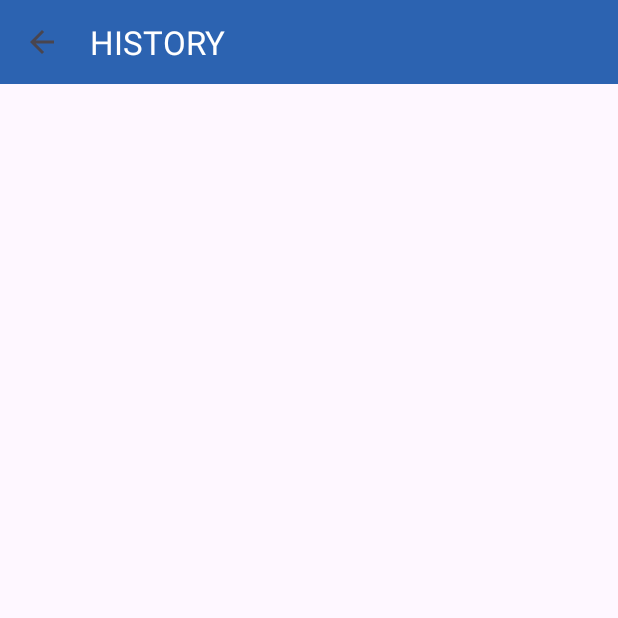
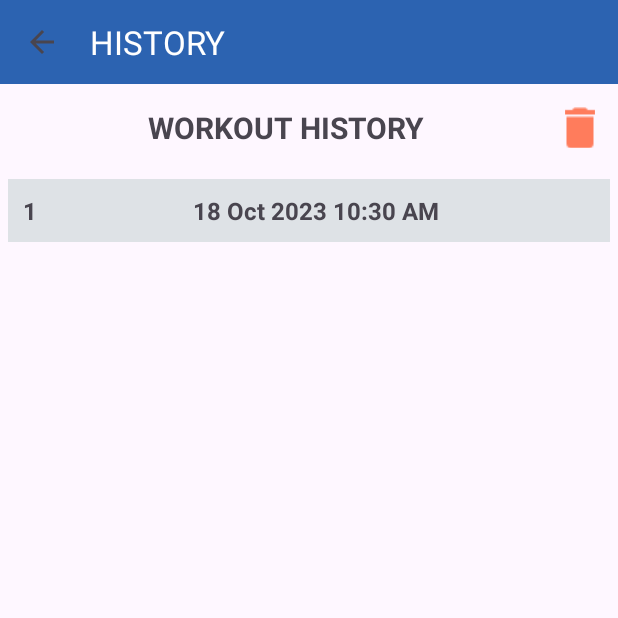
Before and after one commit to PrathB/7min_Workout_App, an Android app: the HistoryActivity screen opened directly, with no data from a screen before it, on a phone screen of 412 x 824 dp, the top half of it. Run offline under Robolectric (Android 15) with nearby library versions, the phone set to English and light mode, and no system bars; our stand-ins replace Room's generated code.

Commit message:
Room Database containing workout history is now displayed in history activity. Also added functionality to clear workout history.

```diff
--- a/app/src/main/java/com/test/a7minworkout/ExerciseActivity.kt
+++ b/app/src/main/java/com/test/a7minworkout/ExerciseActivity.kt
@@ -1,5 +1,6 @@
 package com.test.a7minworkout
 
+import android.annotation.SuppressLint
 import android.app.Dialog
 import android.content.Intent
 import android.media.MediaPlayer
@@ -53,6 +54,7 @@ class ExerciseActivity : AppCompatActivity(), TextToSpeech.OnInitListener {
         setExerciseStatusRecyclerView()
     }
 
+    @SuppressLint("MissingSuperCall")
     @Deprecated("Deprecated in Java")
     override fun onBackPressed() {
         customDialogBack()
--- a/app/src/main/java/com/test/a7minworkout/FinishActivity.kt
+++ b/app/src/main/java/com/test/a7minworkout/FinishActivity.kt
@@ -27,14 +27,13 @@ class FinishActivity : AppCompatActivity() {
     private fun addDateToDatabase(historyDao: HistoryDao){
         val cal = Calendar.getInstance()
         val date = cal.time
-        val sdf = SimpleDateFormat("dd MMM yyyy HH:mm", Locale.getDefault())
+        val sdf = SimpleDateFormat("dd MMM yyyy hh:mm a", Locale.getDefault())
         val fdate = sdf.format(date)
 
         lifecycleScope.launch {
             historyDao.insert(HistoryEntity(fdate))
         }
     }
-
     override fun onDestroy() {
         super.onDestroy()
         binding = null
--- a/app/src/main/java/com/test/a7minworkout/HistoryActivity.kt
+++ b/app/src/main/java/com/test/a7minworkout/HistoryActivity.kt
@@ -1,8 +1,13 @@
 package com.test.a7minworkout
 
+import android.app.AlertDialog
+import android.os.Bundle
+import android.view.View
 import androidx.appcompat.app.AppCompatActivity
-import android.os.Bundle
+import androidx.lifecycle.lifecycleScope
+import androidx.recyclerview.widget.LinearLayoutManager
 import com.test.a7minworkout.databinding.ActivityHistoryBinding
+import kotlinx.coroutines.launch
 
 class HistoryActivity : AppCompatActivity() {
     private var binding : ActivityHistoryBinding? = null
@@ -20,8 +25,63 @@ class HistoryActivity : AppCompatActivity() {
             onBackPressedDispatcher.onBackPressed()
         }
 
+        val historyDao = (application as HistoryApp).db.historyDao()
+        fetchDatesFromDatabase(historyDao)
+
+        binding?.ivDelete?.setOnClickListener {
+            alertDialogDeleteAllHistory(historyDao)
+        }
     }
 
+    private fun fetchDatesFromDatabase(historyDao: HistoryDao){
+        lifecycleScope.launch {
+            historyDao.fetchAllDates().collect(){
+                if(it.isNotEmpty()) {
+                    val dates = ArrayList<String>()
+                    for(entity in it){
+                        dates.add(entity.date)
+                    }
+                    binding?.ivDelete?.visibility = View.VISIBLE
+                    binding?.rvHistoryDates?.visibility = View.VISIBLE
+                    binding?.tvNoData?.visibility = View.GONE
+                    binding?.rvHistoryDates?.layoutManager = LinearLayoutManager(
+                        this@HistoryActivity,LinearLayoutManager.VERTICAL,false)
+
+                    binding?.rvHistoryDates?.adapter = HistoryAdapter(dates)
+                }
+                else{
+                    binding?.ivDelete?.visibility = View.INVISIBLE
+                    binding?.rvHistoryDates?.visibility = View.GONE
+                    binding?.tvNoData?.visibility = View.VISIBLE
+                }
+            }
+        }
+    }
+
+    private fun deleteAllHistory(historyDao: HistoryDao){
+        lifecycleScope.launch {
+            historyDao.fetchAllDates().collect(){
+                if(it.isNotEmpty()){
+                    historyDao.deleteAll()
+                }
+            }
+        }
+    }
+
+    private fun alertDialogDeleteAllHistory(historyDao: HistoryDao){
+        val builder = AlertDialog.Builder(this)
+        builder.setTitle("Delete Workout History")
+        builder.setMessage("Are you sure you want to delete all workout history?")
+        builder.setPositiveButton("Yes"){dialogInterface, _ ->
+            deleteAllHistory(historyDao)
+        }
+        builder.setNegativeButton("No"){dialogInterface, _ ->
+            dialogInterface.dismiss()
+        }
+        val alertDialog = builder.create()
+        alertDialog.setCancelable(false)
+        alertDialog.show()
+    }
     override fun onDestroy() {
         super.onDestroy()
         binding = null
--- /dev/null
+++ b/app/src/main/java/com/test/a7minworkout/HistoryAdapter.kt
@@ -0,0 +1,39 @@
+package com.test.a7minworkout
+
+import android.view.LayoutInflater
+import android.view.ViewGroup
+import androidx.core.content.ContextCompat
+import androidx.recyclerview.widget.RecyclerView
+import com.test.a7minworkout.databinding.ItemHistoryRowBinding
+
+class HistoryAdapter(private val dates : ArrayList<String>):
+    RecyclerView.Adapter<HistoryAdapter.ViewHolder>(){
+
+    inner class ViewHolder(binding: ItemHistoryRowBinding):
+        RecyclerView.ViewHolder(binding.root){
+        val llHistoryRow = binding.llHistoryRow
+        val serialNo = binding.tvSerialNo
+        val date = binding.date
+    }
+
+    override fun onCreateViewHolder(parent: ViewGroup, viewType: Int): ViewHolder {
+        return ViewHolder(ItemHistoryRowBinding.inflate
+            (LayoutInflater.from(parent.context),parent,false))
+    }
+
+    override fun getItemCount(): Int {
+        return dates.size
+    }
+
+    override fun onBindViewHolder(holder: ViewHolder, position: Int) {
+        val date = dates[position]
+        holder.serialNo.text = (position + 1).toString()
+        holder.date.text = date
+
+        if(position%2 == 0){
+            holder.llHistoryRow.setBackgroundColor(ContextCompat.getColor
+                (holder.itemView.context,R.color.recycle_view_bg_color))
+        }
+
+    }
+}
--- a/app/src/main/java/com/test/a7minworkout/HistoryDao.kt
+++ b/app/src/main/java/com/test/a7minworkout/HistoryDao.kt
@@ -2,9 +2,17 @@ package com.test.a7minworkout
 
 import androidx.room.Dao
 import androidx.room.Insert
+import androidx.room.Query
+import kotlinx.coroutines.flow.Flow
 
 @Dao
 interface HistoryDao {
     @Insert
     suspend fun insert(historyEntity: HistoryEntity)
+
+    @Query("DELETE FROM `history-table`")
+    suspend fun deleteAll()
+
+    @Query("SELECT * FROM `history-table`")
+    fun fetchAllDates() : Flow<List<HistoryEntity>>
 }
--- a/app/src/main/res/layout/activity_history.xml
+++ b/app/src/main/res/layout/activity_history.xml
@@ -18,5 +18,58 @@
         app:layout_constraintStart_toStartOf="parent"
         app:layout_constraintEnd_toEndOf="parent"
         />
+    <LinearLayout
+        android:id="@+id/ll_workout_history"
+        android:layout_width="match_parent"
+        android:layout_height="wrap_content"
+        android:orientation="horizontal"
+        android:padding="10dp"
+        app:layout_constraintTop_toBottomOf="@id/toolbar_history"
+        app:layout_constraintBottom_toTopOf="@id/rv_history_dates">
+    <TextView
+        android:id="@+id/tv_workout_history"
+        android:layout_width="0dp"
+        android:layout_height="wrap_content"
+        android:layout_weight="1"
+        android:layout_margin="5dp"
+        tools:visibility="visible"
+        android:gravity="center"
+        android:text="@string/workout_history"
+        android:textSize="20sp"
+        android:textStyle="bold"
+        />
+    <ImageView
+        android:id="@+id/iv_delete"
+        android:layout_width="20dp"
+        android:layout_height="match_parent"
+        android:layout_margin="5dp"
+        android:src="@drawable/ic_action_delete"
+        android:scaleType="center"
+        android:visibility="visible"
+        android:contentDescription="@string/delete_icon"
+        />
+    </LinearLayout>
+    <androidx.recyclerview.widget.RecyclerView
+        android:id="@+id/rv_history_dates"
+        android:layout_width="match_parent"
+        android:layout_height="wrap_content"
+        android:layout_margin="5dp"
+        android:visibility="visible"
+        app:layout_constraintTop_toBottomOf="@id/ll_workout_history"
+        />
+
+    <TextView
+        android:id="@+id/tv_no_data"
+        android:layout_width="match_parent"
+        android:layout_height="wrap_content"
+        android:layout_margin="5dp"
+        android:visibility="gone"
+        tools:visibility="visible"
+        android:gravity="center"
+        android:text="@string/no_data_available"
+        android:textSize="22sp"
+        android:textStyle="bold"
+        app:layout_constraintTop_toBottomOf="@id/toolbar_history"
+        app:layout_constraintBottom_toBottomOf="parent"/>
 
 </androidx.constraintlayout.widget.ConstraintLayout>
--- /dev/null
+++ b/app/src/main/res/layout/item_history_row.xml
@@ -0,0 +1,30 @@
+<?xml version="1.0" encoding="utf-8"?>
+<LinearLayout xmlns:android="http://schemas.android.com/apk/res/android"
+    xmlns:tools="http://schemas.android.com/tools"
+    android:id="@+id/ll_history_row"
+    android:layout_width="match_parent"
+    android:layout_height="wrap_content"
+    android:orientation="horizontal"
+    android:padding="10dp">
+
+    <TextView
+        android:id="@+id/tv_serial_no"
+        android:layout_width="wrap_content"
+        android:layout_height="wrap_content"
+        android:gravity="center"
+        tools:text="1"
+        android:textSize="16sp"
+        android:textStyle="bold"
+        />
+
+    <TextView
+        android:id="@+id/date"
+        android:layout_width="0dp"
+        android:layout_height="wrap_content"
+        android:layout_weight="1"
+        android:gravity="center"
+        tools:text="DATE"
+        android:textSize="16sp"
+        android:textStyle="bold"
+        />
+</LinearLayout>
--- a/app/src/main/res/values-night/colors.xml
+++ b/app/src/main/res/values-night/colors.xml
@@ -11,4 +11,5 @@
     <color name="radio_group_bg">#3A3A3A</color>
     <color name="radio_button_text_color">#C0C0C0</color>
     <color name="mtrl_textinput_default_box_stroke_color" tools:ignore="PrivateResource">#FFFFFFFF</color>
+    <color name="recycle_view_bg_color">#343a40</color>
 </resources>
--- a/app/src/main/res/values/colors.xml
+++ b/app/src/main/res/values/colors.xml
@@ -11,4 +11,5 @@
     <color name="radio_group_bg">#D8D8D8</color>
     <color name="radio_button_text_color">#4A4A4A</color>
     <color name="mtrl_textinput_default_box_stroke_color" tools:ignore="PrivateResource">#FF000000</color>
+    <color name="recycle_view_bg_color">#dee2e6</color>
 </resources>
--- a/app/src/main/res/values/strings.xml
+++ b/app/src/main/res/values/strings.xml
@@ -43,4 +43,8 @@
     <string name="body_fat_category">BODY FAT CATEGORY :</string>
     <string name="history">History</string>
     <string name="calendar_image">Calendar Image</string>
+    <string name="no_data_available">NO DATA AVAILABLE!</string>
+    <string name="workout_history">WORKOUT HISTORY</string>
+    <string name="clear_workout_history">CLEAR WORKOUT HISTORY</string>
+    <string name="delete_icon">Delete Icon</string>
 </resources>
```
Also changed, not shown: app/src/main/res/drawable/ic_action_delete.png (added), app/src/main/res/ic_delete/ic_action_delete.png (added).
